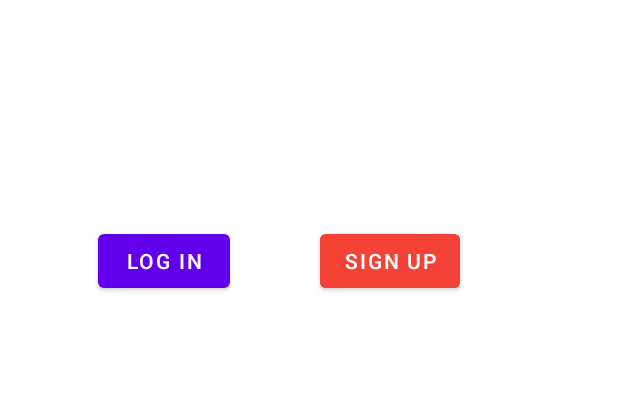
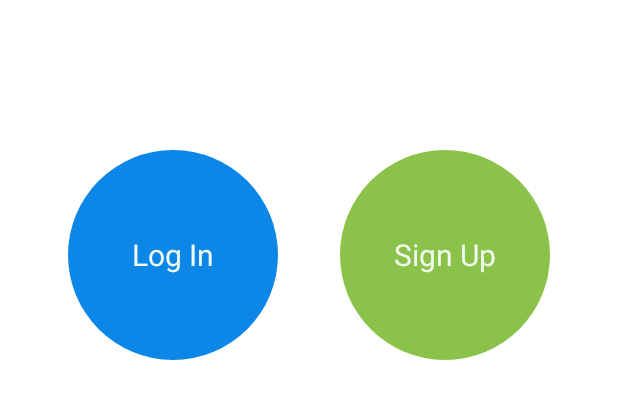
Before and after one commit to RafaelHinojosa/Duce, an Android app: the screen it shows after launch (StartActivity), on a phone screen of 412 x 824 dp, the part 360-779 px from its top. Run offline under Robolectric (Android 15) with nearby library versions, the phone set to English and light mode, and no system bars; libraries missing offline, so code that uses them is left out: com.parse; 8 statements that could not run were skipped.

Commit message:
Buttons: Redesign of buttons in layouts.

```diff
--- a/app/src/main/java/duce/StartActivity.java
+++ b/app/src/main/java/duce/StartActivity.java
@@ -5,17 +5,15 @@ import androidx.appcompat.app.AppCompatActivity;
 import android.content.Intent;
 import android.os.Bundle;
 import android.view.View;
-import android.widget.Button;
+import android.widget.TextView;
 
-import com.duce.R;
-import com.duce.databinding.LoginActivityBinding;
 import com.duce.databinding.StartActivityBinding;
 import com.parse.ParseUser;
 
 public class StartActivity extends AppCompatActivity {
 
-    private Button mBtnToLogIn;
-    private Button mBtnToSignUp;
+    private TextView mTvLogIn;
+    private TextView mTvSignUp;
 
     @Override
     protected void onCreate(Bundle savedInstanceState) {
@@ -30,10 +28,10 @@ public class StartActivity extends AppCompatActivity {
         View view = binding.getRoot();
         setContentView(view);
 
-        mBtnToLogIn = binding.btnToLogIn;
-        mBtnToSignUp = binding.btnToSignUp;
+        mTvLogIn = binding.tvToLogIn;
+        mTvSignUp = binding.tvToSignUp;
 
-        mBtnToLogIn.setOnClickListener(new View.OnClickListener() {
+        mTvLogIn.setOnClickListener(new View.OnClickListener() {
 
             @Override
             public void onClick(View v) {
@@ -42,7 +40,7 @@ public class StartActivity extends AppCompatActivity {
             }
         });
 
-        mBtnToSignUp.setOnClickListener(new View.OnClickListener() {
+        mTvSignUp.setOnClickListener(new View.OnClickListener() {
 
             @Override
             public void onClick(View v) {
--- a/app/src/main/java/duce/adapters/FoundUsersAdapter.java
+++ b/app/src/main/java/duce/adapters/FoundUsersAdapter.java
@@ -6,6 +6,7 @@ import android.util.Log;
 import android.view.LayoutInflater;
 import android.view.View;
 import android.view.ViewGroup;
+import android.widget.ImageButton;
 import android.widget.ImageView;
 import android.widget.LinearLayout;
 import android.widget.TextView;
@@ -85,12 +86,11 @@ public class FoundUsersAdapter extends RecyclerView.Adapter<FoundUsersAdapter.Vi
 
         private ImageView mIvProfilePicture;
         private TextView mTvUsername;
-        private FloatingActionButton mBtnMessage;
+        private ImageButton mBtnMessage;
         private TextView mTvMyLanguages;
         private TextView mTvMyInterests;
         private LinearLayout mLlMyLanguages;
         private LinearLayout mLlMyInterests;
-        // Recycler views... / Containers for languages
 
         public ViewHolder(@NonNull @NotNull View itemView) {
             super(itemView);
--- /dev/null
+++ b/app/src/main/res/drawable/round_login.xml
@@ -0,0 +1,30 @@
+<?xml version="1.0" encoding="utf-8"?>
+<selector
+    xmlns:android="http://schemas.android.com/apk/res/android"
+    >
+
+    <item android:state_pressed="false">
+        <shape android:shape="oval">
+            <solid android:color="@color/receiver_blue"/>
+
+            <size
+                android:width="140dp"
+                android:height="140dp"
+                />
+
+        </shape>
+    </item>
+
+    <item android:state_pressed="true">
+        <shape android:shape="oval">
+            <solid android:color="@color/infoColor"/>
+
+            <size
+                android:width="140dp"
+                android:height="140dp"
+                />
+
+        </shape>
+    </item>
+
+</selector>
--- /dev/null
+++ b/app/src/main/res/drawable/round_signup.xml
@@ -0,0 +1,30 @@
+<?xml version="1.0" encoding="utf-8"?>
+<selector
+    xmlns:android="http://schemas.android.com/apk/res/android"
+    >
+
+    <item android:state_pressed="false">
+        <shape android:shape="oval">
+            <solid android:color="@color/sender_green"/>
+
+            <size
+                android:width="140dp"
+                android:height="140dp"
+                />
+
+        </shape>
+    </item>
+
+    <item android:state_pressed="true">
+        <shape android:shape="oval">
+            <solid android:color="@android:color/holo_green_dark"/>
+
+            <size
+                android:width="140dp"
+                android:height="140dp"
+                />
+
+        </shape>
+    </item>
+
+</selector>
--- a/app/src/main/res/layout/chats_fragment.xml
+++ b/app/src/main/res/layout/chats_fragment.xml
@@ -56,6 +56,8 @@
         android:layout_marginBottom="35dp"
         android:clickable="true"
         android:src="@drawable/fire"
+        android:backgroundTint="@color/imperial_red"
+        app:tint="@color/honeydew"
         />
 
 </RelativeLayout>
--- a/app/src/main/res/layout/incoming_message.xml
+++ b/app/src/main/res/layout/incoming_message.xml
@@ -1,6 +1,7 @@
 <?xml version="1.0" encoding="utf-8"?>
 <RelativeLayout
     xmlns:android="http://schemas.android.com/apk/res/android"
+    xmlns:app="http://schemas.android.com/apk/res-auto"
     android:layout_width="match_parent"
     android:layout_height="wrap_content"
     android:paddingVertical="10dp"
@@ -57,6 +58,8 @@
         android:contentDescription="@string/duce_description"
         android:gravity="center"
         android:src="@drawable/translate"
+        android:backgroundTint="@color/white"
+        app:tint="@color/prussian_blue"
         />
 
 </RelativeLayout>
--- a/app/src/main/res/layout/login_activity.xml
+++ b/app/src/main/res/layout/login_activity.xml
@@ -58,6 +58,8 @@
         android:layout_below="@id/etPassword"
         android:layout_marginTop="50dp"
         android:text="@string/login"
+        android:textColor="@color/honeydew"
+        android:backgroundTint="@color/receiver_blue"
         />
 
 </RelativeLayout>
--- a/app/src/main/res/layout/signup_activity.xml
+++ b/app/src/main/res/layout/signup_activity.xml
@@ -131,12 +131,14 @@
     <!-- Sign up -->
     <Button
         android:id="@+id/btnSignUp"
-        android:layout_width="wrap_content"
+        android:layout_width="311dp"
         android:layout_height="wrap_content"
         android:layout_centerHorizontal="true"
         android:layout_below="@id/tvInterests"
         android:layout_marginTop="50dp"
         android:text="@string/signup"
+        android:textColor="@color/honeydew"
+        android:backgroundTint="@color/sender_green"
         />
 
 </RelativeLayout>
--- a/app/src/main/res/layout/start_activity.xml
+++ b/app/src/main/res/layout/start_activity.xml
@@ -7,6 +7,7 @@
     android:layout_height="match_parent"
     tools:context="duce.StartActivity"
     >
+
     <!-- Layout Title -->
     <TextView
         android:id="@+id/tvTitle"
@@ -19,27 +20,69 @@
         android:textColor="@color/black"
         android:text="@string/duce"
         />
-    <!-- Login Button -->
-    <Button
-        android:id="@+id/btnToLogIn"
+
+    <androidx.constraintlayout.widget.ConstraintLayout
+        android:layout_width="match_parent"
+        android:layout_height="200dp"
+        android:layout_centerVertical="true"
+        >
+
+        <androidx.constraintlayout.widget.Guideline
+            android:id="@+id/guideline45"
             android:layout_width="wrap_content"
             android:layout_height="wrap_content"
-        android:layout_below="@+id/tvTitle"
-        android:layout_alignParentStart="true"
-        android:layout_marginStart="65dp"
-        android:layout_marginTop="150dp"
-        android:text="@string/login"
+            android:orientation="vertical"
+            app:layout_constraintGuide_percent="0.45"
             />
-    <!-- Sign Up Button -->
-    <Button
-        android:id="@+id/btnToSignUp"
+
+        <androidx.constraintlayout.widget.Guideline
+            android:id="@+id/guideline50"
             android:layout_width="wrap_content"
             android:layout_height="wrap_content"
-        android:layout_below="@+id/tvTitle"
-        android:layout_marginStart="60dp"
-        android:layout_marginTop="150dp"
-        android:layout_toEndOf="@+id/btnToLogIn"
-        android:backgroundTint="@color/signup_red"
+            android:orientation="vertical"
+            app:layout_constraintGuide_percent="0.50121653"
+            />
+
+        <androidx.constraintlayout.widget.Guideline
+            android:id="@+id/guideline55"
+            android:layout_width="wrap_content"
+            android:layout_height="wrap_content"
+            android:orientation="vertical"
+            app:layout_constraintGuide_percent="0.55"
+            />
+
+        <TextView
+            android:id="@+id/tvToLogIn"
+            android:layout_width="wrap_content"
+            android:layout_height="wrap_content"
+            android:background="@drawable/round_login"
+            android:clickable="true"
+            android:gravity="center"
+            android:text="@string/login"
+            android:textAlignment="center"
+            android:textColor="@color/honeydew"
+            android:textSize="20dp"
+            app:layout_constraintEnd_toStartOf="@+id/guideline45"
+            tools:ignore="MissingConstraints"
+            tools:layout_editor_absoluteY="30dp"
+            />
+
+        <TextView
+            android:id="@+id/tvToSignUp"
+            android:layout_width="wrap_content"
+            android:layout_height="wrap_content"
+            android:background="@drawable/round_signup"
+            android:clickable="true"
+            android:gravity="center"
             android:text="@string/signup"
+            android:textAlignment="center"
+            android:textColor="@color/honeydew"
+            android:textSize="20dp"
+            app:layout_constraintStart_toStartOf="@+id/guideline55"
+            tools:ignore="MissingConstraints"
+            tools:layout_editor_absoluteY="29dp"
             />
+
+    </androidx.constraintlayout.widget.ConstraintLayout>
+
 </RelativeLayout>
```
Also changed, not shown: app/src/main/java/duce/ConversationActivity.java (+4 -15 lines), app/src/main/res/drawable/edit.xml (added, +15 -0 lines), app/src/main/res/drawable/send.xml (+8 -3 lines), app/src/main/res/layout/conversation_activity.xml (+18 -42 lines), app/src/main/res/layout/found_user_item.xml (+5 -4 lines), app/src/main/res/layout/my_profile_tab_fragment.xml (+6 -5 lines). Lines whose indentation alone changed are shown as unchanged.
